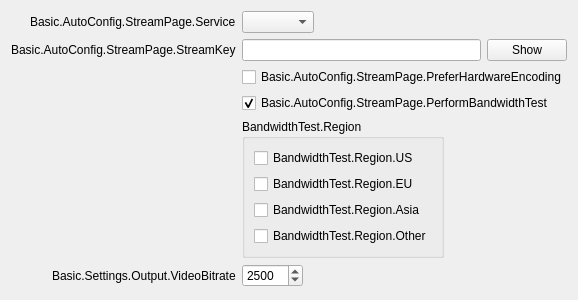
The window that UI/forms/AutoConfigStreamPage.ui (ty2570/obs-studio) describes before a commit, drawn with Qt 5.
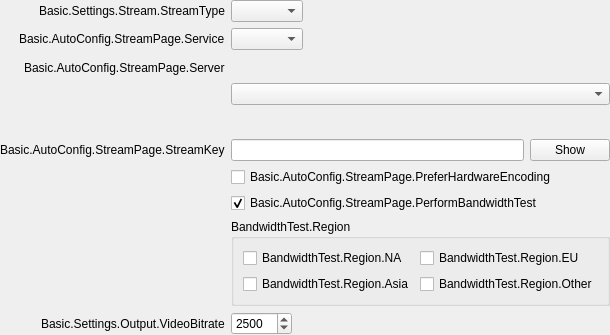
The same window after the commit.

```diff
--- a/UI/forms/AutoConfigStreamPage.ui
+++ b/UI/forms/AutoConfigStreamPage.ui
@@ -6,8 +6,8 @@
    <rect>
     <x>0</x>
     <y>0</y>
-    <width>515</width>
-    <height>300</height>
+    <width>566</width>
+    <height>335</height>
    </rect>
   </property>
   <property name="windowTitle">
@@ -20,8 +20,20 @@
    <property name="labelAlignment">
     <set>Qt::AlignRight|Qt::AlignTop|Qt::AlignTrailing</set>
    </property>
-   <item row="0" column="0">
-    <widget class="QLabel" name="label">
+   <property name="leftMargin">
+    <number>0</number>
+   </property>
+   <property name="topMargin">
+    <number>0</number>
+   </property>
+   <property name="rightMargin">
+    <number>0</number>
+   </property>
+   <property name="bottomMargin">
+    <number>0</number>
+   </property>
+   <item row="1" column="0">
+    <widget class="QLabel" name="serviceLabel">
      <property name="text">
       <string>Basic.AutoConfig.StreamPage.Service</string>
      </property>
@@ -30,10 +42,10 @@
      </property>
     </widget>
    </item>
-   <item row="0" column="1">
+   <item row="1" column="1">
     <widget class="QComboBox" name="service"/>
    </item>
-   <item row="1" column="0">
+   <item row="3" column="0">
     <widget class="QLabel" name="label_2">
      <property name="text">
       <string>Basic.AutoConfig.StreamPage.StreamKey</string>
@@ -43,7 +55,7 @@
      </property>
     </widget>
    </item>
-   <item row="1" column="1">
+   <item row="3" column="1">
     <layout class="QHBoxLayout" name="horizontalLayout">
      <item>
       <widget class="QLineEdit" name="key">
@@ -67,7 +79,7 @@
      </item>
     </layout>
    </item>
-   <item row="3" column="1">
+   <item row="5" column="1">
     <widget class="QCheckBox" name="doBandwidthTest">
      <property name="text">
       <string>Basic.AutoConfig.StreamPage.PerformBandwidthTest</string>
@@ -77,7 +89,7 @@
      </property>
     </widget>
    </item>
-   <item row="5" column="0">
+   <item row="7" column="0">
     <widget class="QLabel" name="bitrateLabel">
      <property name="text">
       <string>Basic.Settings.Output.VideoBitrate</string>
@@ -87,7 +99,7 @@
      </property>
     </widget>
    </item>
-   <item row="5" column="1">
+   <item row="7" column="1">
     <widget class="QSpinBox" name="bitrate">
      <property name="suffix">
       <string notr="true"/>
@@ -103,34 +115,34 @@
      </property>
     </widget>
    </item>
-   <item row="4" column="1">
+   <item row="6" column="1">
     <widget class="QGroupBox" name="region">
      <property name="title">
       <string>BandwidthTest.Region</string>
      </property>
-     <layout class="QVBoxLayout" name="verticalLayout">
-      <item>
-       <widget class="QCheckBox" name="regionUS">
-        <property name="text">
-         <string>BandwidthTest.Region.US</string>
-        </property>
-       </widget>
-      </item>
-      <item>
-       <widget class="QCheckBox" name="regionEU">
-        <property name="text">
-         <string>BandwidthTest.Region.EU</string>
-        </property>
-       </widget>
-      </item>
-      <item>
+     <layout class="QGridLayout" name="gridLayout">
+      <item row="2" column="0">
        <widget class="QCheckBox" name="regionAsia">
         <property name="text">
          <string>BandwidthTest.Region.Asia</string>
         </property>
        </widget>
       </item>
-      <item>
+      <item row="0" column="0">
+       <widget class="QCheckBox" name="regionNA">
+        <property name="text">
+         <string>BandwidthTest.Region.NA</string>
+        </property>
+       </widget>
+      </item>
+      <item row="0" column="1">
+       <widget class="QCheckBox" name="regionEU">
+        <property name="text">
+         <string>BandwidthTest.Region.EU</string>
+        </property>
+       </widget>
+      </item>
+      <item row="2" column="1">
        <widget class="QCheckBox" name="regionOther">
         <property name="text">
          <string>BandwidthTest.Region.Other</string>
@@ -140,14 +152,14 @@
      </layout>
     </widget>
    </item>
-   <item row="2" column="1">
+   <item row="4" column="1">
     <widget class="QCheckBox" name="preferHardware">
      <property name="text">
       <string>Basic.AutoConfig.StreamPage.PreferHardwareEncoding</string>
      </property>
     </widget>
    </item>
-   <item row="3" column="0">
+   <item row="5" column="0">
     <spacer name="horizontalSpacer">
      <property name="orientation">
       <enum>Qt::Horizontal</enum>
@@ -163,6 +175,68 @@
      </property>
     </spacer>
    </item>
+   <item row="2" column="0">
+    <widget class="QLabel" name="serverLabel">
+     <property name="text">
+      <string>Basic.AutoConfig.StreamPage.Server</string>
+     </property>
+    </widget>
+   </item>
+   <item row="0" column="0">
+    <widget class="QLabel" name="label_3">
+     <property name="text">
+      <string>Basic.Settings.Stream.StreamType</string>
+     </property>
+    </widget>
+   </item>
+   <item row="0" column="1">
+    <widget class="QComboBox" name="streamType"/>
+   </item>
+   <item row="2" column="1">
+    <widget class="QStackedWidget" name="serverStackedWidget">
+     <property name="currentIndex">
+      <number>0</number>
+     </property>
+     <widget class="QWidget" name="servicePage">
+      <layout class="QHBoxLayout" name="horizontalLayout_2">
+       <property name="leftMargin">
+        <number>0</number>
+       </property>
+       <property name="topMargin">
+        <number>0</number>
+       </property>
+       <property name="rightMargin">
+        <number>0</number>
+       </property>
+       <property name="bottomMargin">
+        <number>0</number>
+       </property>
+       <item>
+        <widget class="QComboBox" name="server"/>
+       </item>
+      </layout>
+     </widget>
+     <widget class="QWidget" name="customPage">
+      <layout class="QHBoxLayout" name="horizontalLayout_3">
+       <property name="leftMargin">
+        <number>0</number>
+       </property>
+       <property name="topMargin">
+        <number>0</number>
+       </property>
+       <property name="rightMargin">
+        <number>0</number>
+       </property>
+       <property name="bottomMargin">
+        <number>0</number>
+       </property>
+       <item>
+        <widget class="QLineEdit" name="customServer"/>
+       </item>
+      </layout>
+     </widget>
+    </widget>
+   </item>
   </layout>
  </widget>
  <resources/>
```
Left out of the diff: 10 changed lines with no effect on the pictures.
